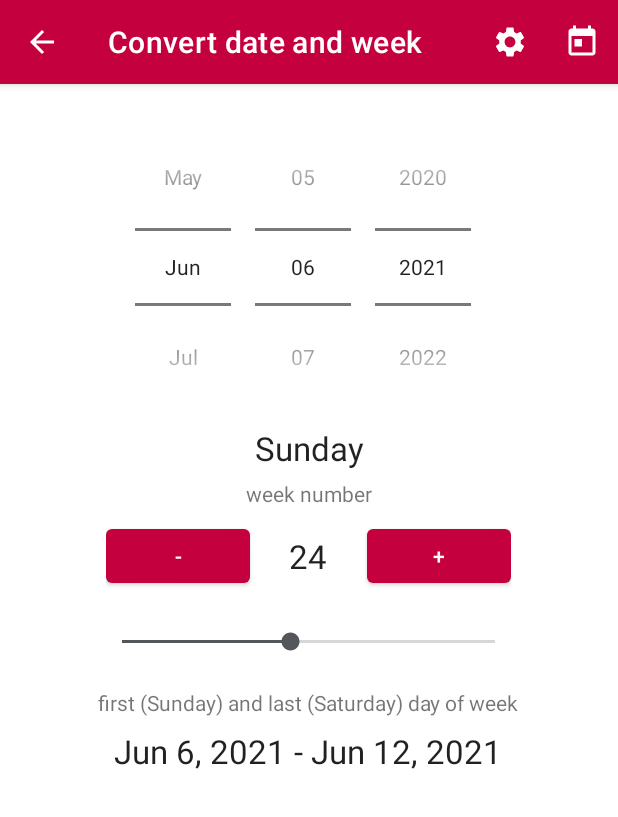
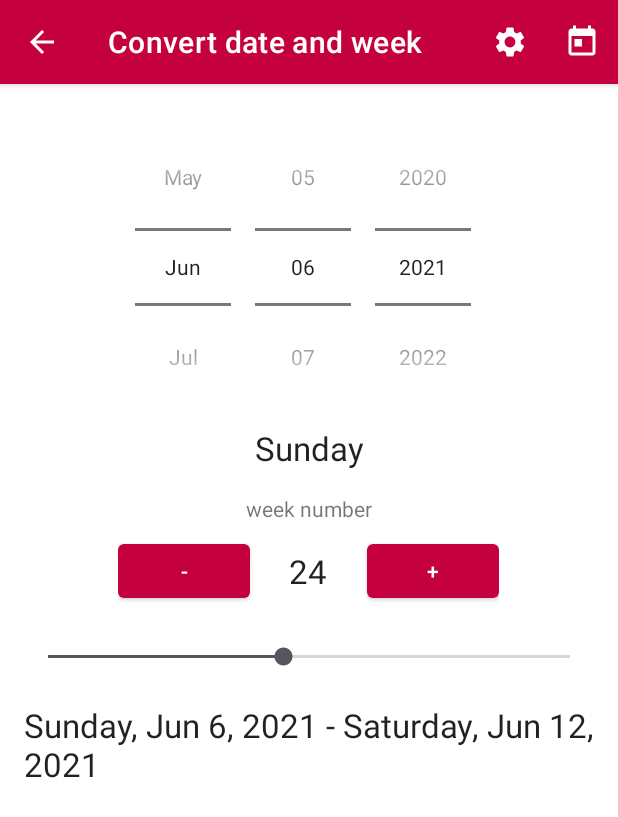
Before and after one commit to tkuenneth/TKWeek, an Android app: the screen it shows after launch (ModuleContainerActivity), after a tap on "Convert date and week", on a phone screen of 412 x 824 dp. Shown: the top 817 px of the screen. Run offline under Robolectric (Android 15) with nearby library versions, the phone set to English and light mode, and no system bars.

Commit message:
Beautified layout

```diff
--- a/app/src/main/java/com/thomaskuenneth/tkweek/fragment/WeekFragment.kt
+++ b/app/src/main/java/com/thomaskuenneth/tkweek/fragment/WeekFragment.kt
@@ -170,16 +170,12 @@ class WeekFragment : TKWeekBaseFragment<WeekActivityBinding>(),
         // Datum des letzten Tags der Woche ermitteln
         temp.add(Calendar.DAY_OF_MONTH, 6)
         val end = temp.time
-        // Label erster und letzter Tag der Woche
-        binding.labelFirstAndLastDayOfWeek.text = getString(
+        // ersten und letzten Tag der Woche mit Datum ausgeben
+        val text = getString(
             R.string.first_and_last_day_of_week,
             TKWeekActivity.FORMAT_DAY_OF_WEEK.format(start),
-            TKWeekActivity.FORMAT_DAY_OF_WEEK.format(end)
-        )
-        // ersten und letzten Tag der Woche ausgeben
-        val text = getString(
-            R.string.string1_dash_string2,
             TKWeekActivity.FORMAT_DEFAULT.format(start),
+            TKWeekActivity.FORMAT_DAY_OF_WEEK.format(end),
             TKWeekActivity.FORMAT_DEFAULT.format(end)
         )
         binding.firstAndLastDayOfWeek.text = text
--- a/app/src/main/res/layout/week_activity.xml
+++ b/app/src/main/res/layout/week_activity.xml
@@ -35,7 +35,7 @@
             android:id="@+id/label_week_number"
             android:layout_width="match_parent"
             android:layout_height="wrap_content"
-            android:layout_marginTop="6dp"
+            android:layout_marginTop="16dp"
             android:gravity="center_horizontal"
             android:textAppearance="?android:attr/textAppearanceSmall" />
 
@@ -49,7 +49,7 @@
                 android:id="@+id/down"
                 android:layout_width="wrap_content"
                 android:layout_height="wrap_content"
-                android:ems="6"
+                android:ems="4"
                 android:text="@string/minus" />
 
             <TextView
@@ -67,7 +67,7 @@
                 android:layout_width="wrap_content"
                 android:layout_height="wrap_content"
                 android:layout_toEndOf="@id/week_number"
-                android:ems="6"
+                android:ems="4"
                 android:text="@string/plus" />
 
         </RelativeLayout>
@@ -86,19 +86,11 @@
                 android:paddingBottom="16dp" />
 
             <TextView
-                android:id="@+id/label_first_and_last_day_of_week"
+                android:id="@+id/first_and_last_day_of_week"
                 android:layout_width="wrap_content"
                 android:layout_height="wrap_content"
                 android:layout_gravity="center_horizontal"
                 android:layout_marginTop="6dp"
-                android:paddingBottom="8dp"
-                android:textAppearance="?android:attr/textAppearanceSmall" />
-
-            <TextView
-                android:id="@+id/first_and_last_day_of_week"
-                android:layout_width="wrap_content"
-                android:layout_height="wrap_content"
-                android:layout_gravity="center_horizontal"
                 android:textAppearance="?android:attr/textAppearanceLarge" />
 
         </androidx.appcompat.widget.LinearLayoutCompat>
--- a/app/src/main/res/values/strings.xml
+++ b/app/src/main/res/values/strings.xml
@@ -171,7 +171,7 @@ access your contacts data to display birthdays and anniversaries. You can deacti
     <string name="date_within_week">date within week</string>
     <string name="week_number">week number</string>
     <string name="week_number_iso">ISO week number</string>
-    <string name="first_and_last_day_of_week">first (%1$s) and last (%2$s) day of week</string>
+    <string name="first_and_last_day_of_week" translatable="false">%1$s, %2$s - %3$s, %4$s</string>
 
     <!-- AboutAYear -->
     <string name="about_a_year_label1">Friday the 13th</string>
```
Also changed, not shown: 1 other file.
